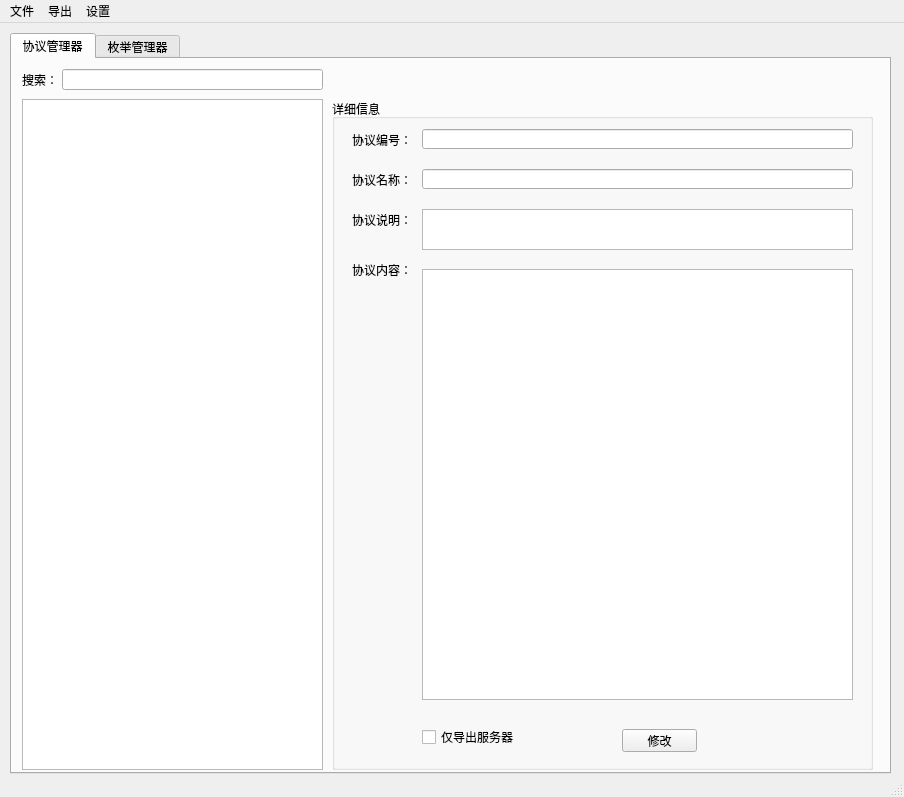
This is qt_ui/ui/proto_tool.ui in aywfelix/ProtoExcelTool as Qt 5 draws it before an edit. The edited form follows.
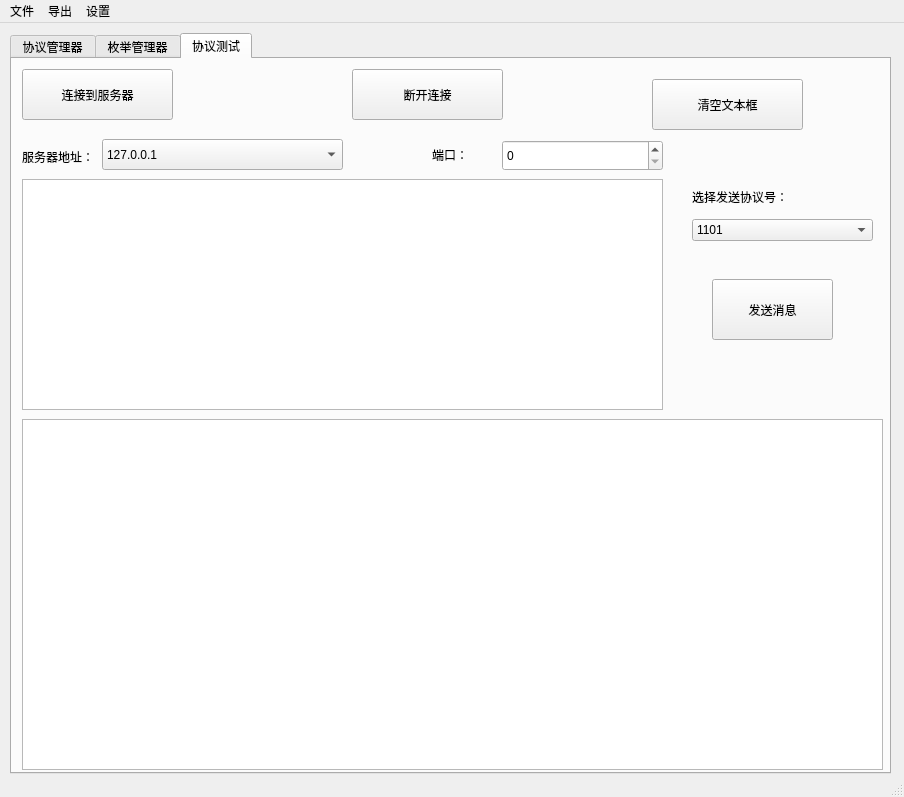
This is the edited form.

Commit message: 程序界面修改

Diff of the .ui file:
```diff
--- a/qt_ui/ui/proto_tool.ui
+++ b/qt_ui/ui/proto_tool.ui
@@ -24,7 +24,7 @@
      </rect>
     </property>
     <property name="currentIndex">
-     <number>0</number>
+     <number>2</number>
     </property>
     <widget class="QWidget" name="tab">
      <attribute name="title">
@@ -373,6 +373,179 @@
       </widget>
      </widget>
     </widget>
+    <widget class="QWidget" name="tab_3">
+     <attribute name="title">
+      <string>协议测试</string>
+     </attribute>
+     <widget class="QToolButton" name="toolButton">
+      <property name="geometry">
+       <rect>
+        <x>10</x>
+        <y>10</y>
+        <width>151</width>
+        <height>51</height>
+       </rect>
+      </property>
+      <property name="text">
+       <string>连接到服务器</string>
+      </property>
+     </widget>
+     <widget class="QToolButton" name="toolButton_2">
+      <property name="geometry">
+       <rect>
+        <x>340</x>
+        <y>10</y>
+        <width>151</width>
+        <height>51</height>
+       </rect>
+      </property>
+      <property name="text">
+       <string>断开连接</string>
+      </property>
+     </widget>
+     <widget class="QToolButton" name="toolButton_3">
+      <property name="geometry">
+       <rect>
+        <x>640</x>
+        <y>20</y>
+        <width>151</width>
+        <height>51</height>
+       </rect>
+      </property>
+      <property name="text">
+       <string>清空文本框</string>
+      </property>
+     </widget>
+     <widget class="QLabel" name="label_9">
+      <property name="geometry">
+       <rect>
+        <x>10</x>
+        <y>90</y>
+        <width>91</width>
+        <height>16</height>
+       </rect>
+      </property>
+      <property name="text">
+       <string>服务器地址：</string>
+      </property>
+     </widget>
+     <widget class="QLabel" name="label_11">
+      <property name="geometry">
+       <rect>
+        <x>420</x>
+        <y>90</y>
+        <width>54</width>
+        <height>12</height>
+       </rect>
+      </property>
+      <property name="text">
+       <string>端口：</string>
+      </property>
+     </widget>
+     <widget class="QSpinBox" name="spinBox">
+      <property name="geometry">
+       <rect>
+        <x>490</x>
+        <y>81</y>
+        <width>161</width>
+        <height>31</height>
+       </rect>
+      </property>
+      <property name="autoFillBackground">
+       <bool>false</bool>
+      </property>
+      <property name="accelerated">
+       <bool>true</bool>
+      </property>
+      <property name="maximum">
+       <number>65535</number>
+      </property>
+     </widget>
+     <widget class="QTextEdit" name="textEdit">
+      <property name="geometry">
+       <rect>
+        <x>10</x>
+        <y>120</y>
+        <width>641</width>
+        <height>231</height>
+       </rect>
+      </property>
+     </widget>
+     <widget class="QPlainTextEdit" name="plainTextEdit">
+      <property name="geometry">
+       <rect>
+        <x>10</x>
+        <y>360</y>
+        <width>861</width>
+        <height>351</height>
+       </rect>
+      </property>
+      <property name="readOnly">
+       <bool>true</bool>
+      </property>
+     </widget>
+     <widget class="QPushButton" name="pushButton">
+      <property name="geometry">
+       <rect>
+        <x>700</x>
+        <y>220</y>
+        <width>121</width>
+        <height>61</height>
+       </rect>
+      </property>
+      <property name="text">
+       <string>发送消息</string>
+      </property>
+     </widget>
+     <widget class="QComboBox" name="comboBox">
+      <property name="geometry">
+       <rect>
+        <x>90</x>
+        <y>80</y>
+        <width>241</width>
+        <height>31</height>
+       </rect>
+      </property>
+      <item>
+       <property name="text">
+        <string>127.0.0.1</string>
+       </property>
+      </item>
+     </widget>
+     <widget class="QComboBox" name="comboBox_2">
+      <property name="geometry">
+       <rect>
+        <x>680</x>
+        <y>160</y>
+        <width>181</width>
+        <height>22</height>
+       </rect>
+      </property>
+      <item>
+       <property name="text">
+        <string>1101</string>
+       </property>
+      </item>
+      <item>
+       <property name="text">
+        <string>1102</string>
+       </property>
+      </item>
+     </widget>
+     <widget class="QLabel" name="label_12">
+      <property name="geometry">
+       <rect>
+        <x>680</x>
+        <y>130</y>
+        <width>141</width>
+        <height>16</height>
+       </rect>
+      </property>
+      <property name="text">
+       <string>选择发送协议号：</string>
+      </property>
+     </widget>
+    </widget>
    </widget>
   </widget>
   <widget class="QMenuBar" name="menubar">
```
The commit also changes 3 other files.
